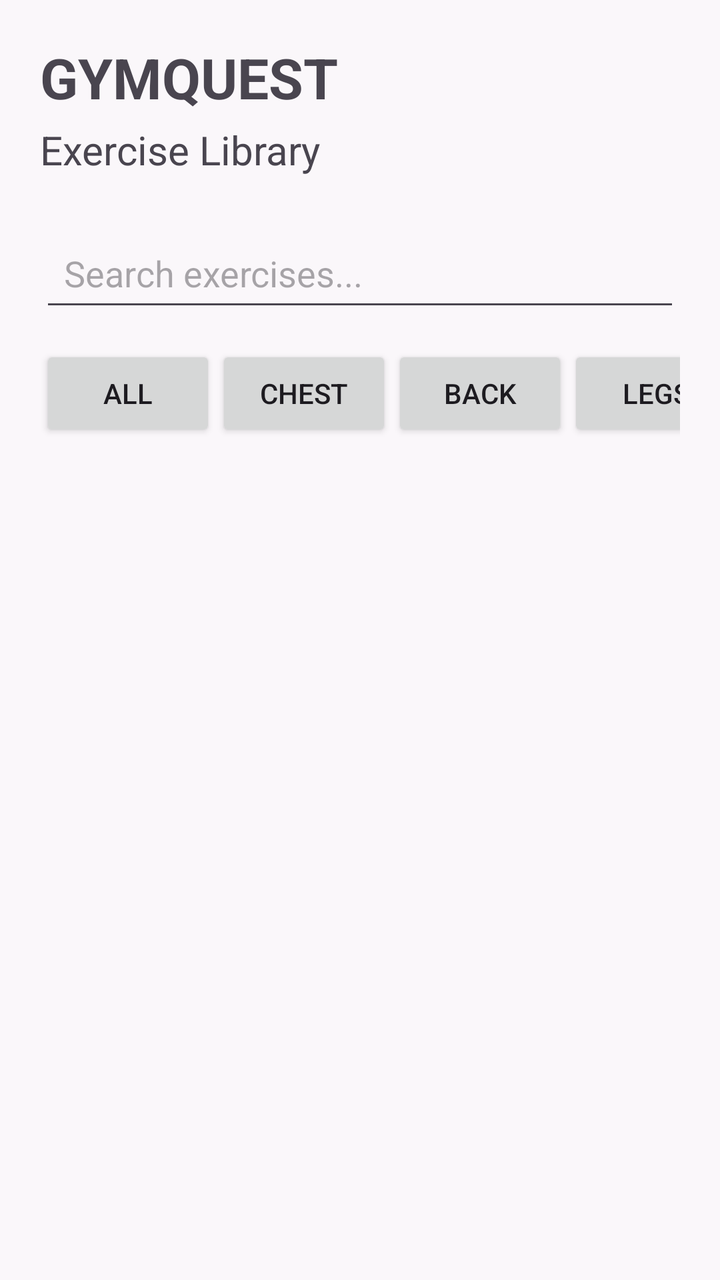
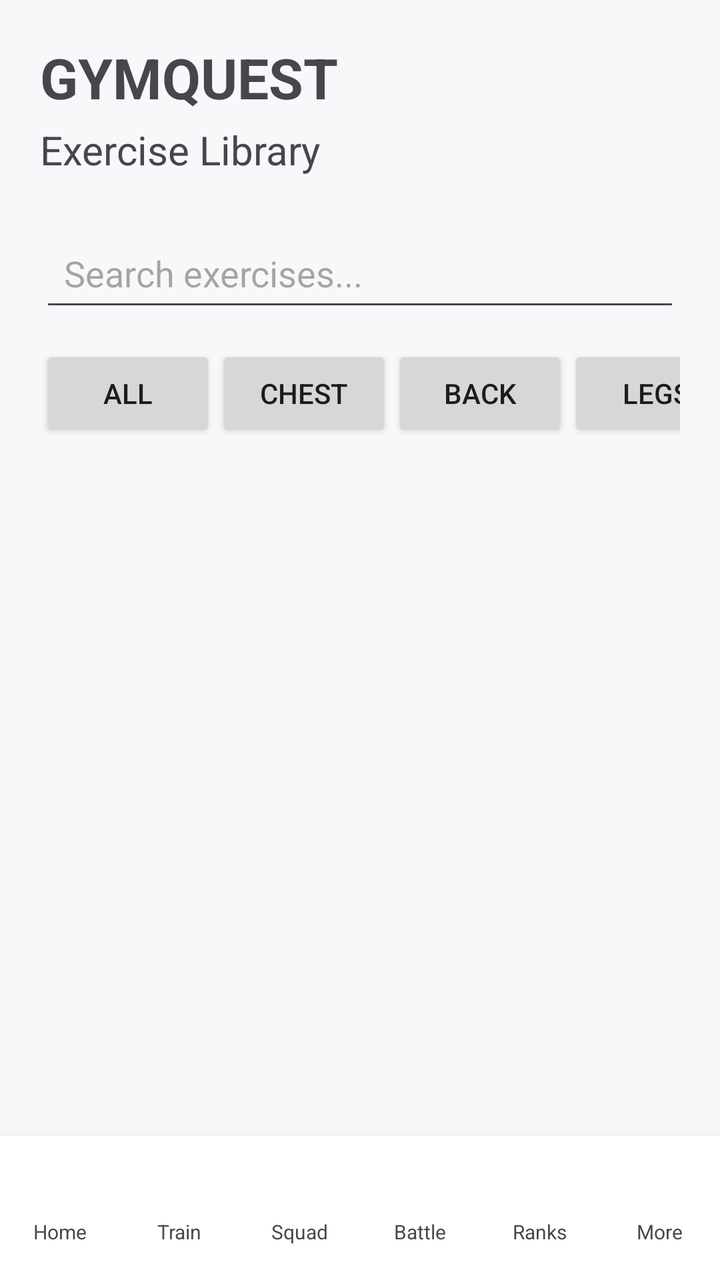

The first picture is an Android layout as it rendered before a commit; the second is the same layout after the commit. The layout source and the unified diff follow.
<!-- AndroidManifest.xml: application theme Theme.GymLeague -->
<!-- res/layout/activity_exercise_library.xml -->
<?xml version="1.0" encoding="utf-8"?>
<androidx.constraintlayout.widget.ConstraintLayout
    xmlns:android="http://schemas.android.com/apk/res/android"
    xmlns:app="http://schemas.android.com/apk/res-auto"
    xmlns:tools="http://schemas.android.com/tools"
    android:layout_width="match_parent"
    android:layout_height="match_parent"
    android:padding="20dp"
    tools:context=".ExerciseLibraryActivity">

    <TextView
        android:id="@+id/tvTitle"
        android:layout_width="wrap_content"
        android:layout_height="wrap_content"
        android:text="GYMQUEST"
        android:textSize="28sp"
        android:textStyle="bold"
        app:layout_constraintStart_toStartOf="parent"
        app:layout_constraintTop_toTopOf="parent" />

    <TextView
        android:id="@+id/tvSubtitle"
        android:layout_width="wrap_content"
        android:layout_height="wrap_content"
        android:layout_marginTop="4dp"
        android:text="Exercise Library"
        android:textSize="20sp"
        app:layout_constraintStart_toStartOf="parent"
        app:layout_constraintTop_toBottomOf="@id/tvTitle" />

    <EditText
        android:id="@+id/etSearch"
        android:layout_width="0dp"
        android:layout_height="wrap_content"
        android:layout_marginTop="24dp"
        android:hint="Search exercises..."
        android:inputType="text"
        android:minHeight="48dp"
        android:padding="12dp"
        app:layout_constraintEnd_toEndOf="parent"
        app:layout_constraintStart_toStartOf="parent"
        app:layout_constraintTop_toBottomOf="@id/tvSubtitle" />

    <HorizontalScrollView
        android:id="@+id/muscleGroupScroll"
        android:layout_width="0dp"
        android:layout_height="wrap_content"
        android:layout_marginTop="12dp"
        android:scrollbars="none"
        app:layout_constraintEnd_toEndOf="parent"
        app:layout_constraintStart_toStartOf="parent"
        app:layout_constraintTop_toBottomOf="@id/etSearch">

        <LinearLayout
            android:id="@+id/muscleGroupContainer"
            android:layout_width="wrap_content"
            android:layout_height="wrap_content"
            android:orientation="horizontal">

            <Button
                android:id="@+id/btnAll"
                android:layout_width="wrap_content"
                android:layout_height="wrap_content"
                android:text="All" />

            <Button
                android:id="@+id/btnChest"
                android:layout_width="wrap_content"
                android:layout_height="wrap_content"
                android:text="Chest" />

            <Button
                android:id="@+id/btnBack"
                android:layout_width="wrap_content"
                android:layout_height="wrap_content"
                android:text="Back" />

            <Button
                android:id="@+id/btnLegs"
                android:layout_width="wrap_content"
                android:layout_height="wrap_content"
                android:text="Legs" />

            <Button
                android:id="@+id/btnShoulders"
                android:layout_width="wrap_content"
                android:layout_height="wrap_content"
                android:text="Shoulders" />

            <Button
                android:id="@+id/btnArms"
                android:layout_width="wrap_content"
                android:layout_height="wrap_content"
                android:text="Arms" />

        </LinearLayout>

    </HorizontalScrollView>

    <ProgressBar
        android:id="@+id/progressBar"
        android:layout_width="wrap_content"
        android:layout_height="wrap_content"
        android:visibility="gone"
        app:layout_constraintBottom_toBottomOf="parent"
        app:layout_constraintEnd_toEndOf="parent"
        app:layout_constraintStart_toStartOf="parent"
        app:layout_constraintTop_toBottomOf="@id/muscleGroupScroll" />

    <TextView
        android:id="@+id/tvError"
        android:layout_width="0dp"
        android:layout_height="wrap_content"
        android:layout_marginTop="16dp"
        android:gravity="center"
        android:text="Unable to load exercises"
        android:visibility="gone"
        app:layout_constraintEnd_toEndOf="parent"
        app:layout_constraintStart_toStartOf="parent"
        app:layout_constraintTop_toBottomOf="@id/muscleGroupScroll" />

    <androidx.recyclerview.widget.RecyclerView
        android:id="@+id/rvExercises"
        android:layout_width="0dp"
        android:layout_height="0dp"
        android:layout_marginTop="12dp"
        android:clipToPadding="false"
        android:paddingBottom="16dp"
        app:layout_constraintBottom_toBottomOf="parent"
        app:layout_constraintEnd_toEndOf="parent"
        app:layout_constraintStart_toStartOf="parent"
        app:layout_constraintTop_toBottomOf="@id/muscleGroupScroll"
        tools:listitem="@layout/item_exercise" />

</androidx.constraintlayout.widget.ConstraintLayout>
<!-- res/layout/item_exercise.xml (included above) -->
<?xml version="1.0" encoding="utf-8"?>
<androidx.constraintlayout.widget.ConstraintLayout
    xmlns:android="http://schemas.android.com/apk/res/android"
    xmlns:app="http://schemas.android.com/apk/res-auto"
    android:layout_width="match_parent"
    android:layout_height="wrap_content"
    android:layout_marginBottom="12dp"
    android:background="#F2F2F2"
    android:padding="16dp">

    <TextView
        android:id="@+id/tvExerciseName"
        android:layout_width="0dp"
        android:layout_height="wrap_content"
        android:text="Bench Press"
        android:textSize="18sp"
        android:textStyle="bold"
        app:layout_constraintEnd_toEndOf="parent"
        app:layout_constraintStart_toStartOf="parent"
        app:layout_constraintTop_toTopOf="parent" />

    <TextView
        android:id="@+id/tvMuscleGroup"
        android:layout_width="0dp"
        android:layout_height="wrap_content"
        android:layout_marginTop="6dp"
        android:text="Chest"
        android:textSize="14sp"
        app:layout_constraintEnd_toEndOf="parent"
        app:layout_constraintStart_toStartOf="parent"
        app:layout_constraintTop_toBottomOf="@id/tvExerciseName" />

    <TextView
        android:id="@+id/tvExerciseDescription"
        android:layout_width="0dp"
        android:layout_height="wrap_content"
        android:layout_marginTop="6dp"
        android:text="Exercise description"
        android:textSize="14sp"
        app:layout_constraintBottom_toBottomOf="parent"
        app:layout_constraintEnd_toEndOf="parent"
        app:layout_constraintStart_toStartOf="parent"
        app:layout_constraintTop_toBottomOf="@id/tvMuscleGroup" />

</androidx.constraintlayout.widget.ConstraintLayout>
<!-- resources referenced by this layout -->
<resources>
  <color name="gym_purple">#6A4FB3</color>
  <color name="white">#FFFFFFFF</color>
  <color name="gym_purple_dark">#4A3080</color>
  <color name="gym_blue">#4A6CF7</color>
  <color name="gym_blue_container">#E3E9FF</color>
  <color name="gym_blue_dark">#2F49C4</color>
  <color name="gym_gold">#FFB300</color>
  <color name="background_light">#FAF7FA</color>
  <color name="on_surface_light">#1C1B1F</color>
  <color name="surface_light">#FFFFFF</color>
  <color name="gym_error">#B3261E</color>
  <!-- unchanged entries left out for length: 4 -->
</resources>

<!-- the commit's change to res/layout/activity_exercise_library.xml (unified diff, before → after) -->
@@ -4,133 +4,152 @@
     xmlns:app="http://schemas.android.com/apk/res-auto"
     xmlns:tools="http://schemas.android.com/tools"
     android:layout_width="match_parent"
-    android:layout_height="match_parent"
-    android:padding="20dp"
-    tools:context=".ExerciseLibraryActivity">
-
-    <TextView
-        android:id="@+id/tvTitle"
-        android:layout_width="wrap_content"
-        android:layout_height="wrap_content"
-        android:text="GYMQUEST"
-        android:textSize="28sp"
-        android:textStyle="bold"
-        app:layout_constraintStart_toStartOf="parent"
-        app:layout_constraintTop_toTopOf="parent" />
-
-    <TextView
-        android:id="@+id/tvSubtitle"
-        android:layout_width="wrap_content"
-        android:layout_height="wrap_content"
-        android:layout_marginTop="4dp"
-        android:text="Exercise Library"
-        android:textSize="20sp"
-        app:layout_constraintStart_toStartOf="parent"
-        app:layout_constraintTop_toBottomOf="@id/tvTitle" />
-
-    <EditText
-        android:id="@+id/etSearch"
-        android:layout_width="0dp"
-        android:layout_height="wrap_content"
-        android:layout_marginTop="24dp"
-        android:hint="Search exercises..."
-        android:inputType="text"
-        android:minHeight="48dp"
-        android:padding="12dp"
-        app:layout_constraintEnd_toEndOf="parent"
-        app:layout_constraintStart_toStartOf="parent"
-        app:layout_constraintTop_toBottomOf="@id/tvSubtitle" />
-
-    <HorizontalScrollView
-        android:id="@+id/muscleGroupScroll"
-        android:layout_width="0dp"
-        android:layout_height="wrap_content"
-        android:layout_marginTop="12dp"
-        android:scrollbars="none"
-        app:layout_constraintEnd_toEndOf="parent"
-        app:layout_constraintStart_toStartOf="parent"
-        app:layout_constraintTop_toBottomOf="@id/etSearch">
-
-        <LinearLayout
-            android:id="@+id/muscleGroupContainer"
-            android:layout_width="wrap_content"
-            android:layout_height="wrap_content"
-            android:orientation="horizontal">
-
-            <Button
-                android:id="@+id/btnAll"
+    android:layout_height="match_parent">
+
+    <androidx.constraintlayout.widget.ConstraintLayout
+        android:id="@+id/exerciseLibraryContent"
+        android:layout_width="0dp"
+        android:layout_height="0dp"
+        android:padding="20dp"
+        app:layout_constraintTop_toTopOf="parent"
+        app:layout_constraintBottom_toTopOf="@id/bottomNavigation"
+        app:layout_constraintStart_toStartOf="parent"
+        app:layout_constraintEnd_toEndOf="parent">
+
+        <TextView
+            android:id="@+id/tvTitle"
+            android:layout_width="wrap_content"
+            android:layout_height="wrap_content"
+            android:text="GYMQUEST"
+            android:textSize="28sp"
+            android:textStyle="bold"
+            app:layout_constraintStart_toStartOf="parent"
+            app:layout_constraintTop_toTopOf="parent" />
+
+        <TextView
+            android:id="@+id/tvSubtitle"
+            android:layout_width="wrap_content"
+            android:layout_height="wrap_content"
+            android:layout_marginTop="4dp"
+            android:text="Exercise Library"
+            android:textSize="20sp"
+            app:layout_constraintStart_toStartOf="parent"
+            app:layout_constraintTop_toBottomOf="@id/tvTitle" />
+
+        <EditText
+            android:id="@+id/etSearch"
+            android:layout_width="0dp"
+            android:layout_height="wrap_content"
+            android:layout_marginTop="24dp"
+            android:hint="Search exercises..."
+            android:inputType="text"
+            android:minHeight="48dp"
+            android:padding="12dp"
+            app:layout_constraintEnd_toEndOf="parent"
+            app:layout_constraintStart_toStartOf="parent"
+            app:layout_constraintTop_toBottomOf="@id/tvSubtitle" />
+
+        <HorizontalScrollView
+            android:id="@+id/muscleGroupScroll"
+            android:layout_width="0dp"
+            android:layout_height="wrap_content"
+            android:layout_marginTop="12dp"
+            android:scrollbars="none"
+            app:layout_constraintEnd_toEndOf="parent"
+            app:layout_constraintStart_toStartOf="parent"
+            app:layout_constraintTop_toBottomOf="@id/etSearch">
+
+            <LinearLayout
+                android:id="@+id/muscleGroupContainer"
                 android:layout_width="wrap_content"
                 android:layout_height="wrap_content"
-                android:text="All" />
-
-            <Button
-                android:id="@+id/btnChest"
-                android:layout_width="wrap_content"
-                android:layout_height="wrap_content"
-                android:text="Chest" />
-
-            <Button
-                android:id="@+id/btnBack"
-                android:layout_width="wrap_content"
-                android:layout_height="wrap_content"
-                android:text="Back" />
-
-            <Button
-                android:id="@+id/btnLegs"
-                android:layout_width="wrap_content"
-                android:layout_height="wrap_content"
-                android:text="Legs" />
-
-            <Button
-                android:id="@+id/btnShoulders"
-                android:layout_width="wrap_content"
-                android:layout_height="wrap_content"
-                android:text="Shoulders" />
-
-            <Button
-                android:id="@+id/btnArms"
-                android:layout_width="wrap_content"
-                android:layout_height="wrap_content"
-                android:text="Arms" />
-
-        </LinearLayout>
-
-    </HorizontalScrollView>
-
-    <ProgressBar
-        android:id="@+id/progressBar"
-        android:layout_width="wrap_content"
-        android:layout_height="wrap_content"
-        android:visibility="gone"
+                android:orientation="horizontal">
+
+                <Button
+                    android:id="@+id/btnAll"
+                    android:layout_width="wrap_content"
+                    android:layout_height="wrap_content"
+                    android:text="All" />
+
+                <Button
+                    android:id="@+id/btnChest"
+                    android:layout_width="wrap_content"
+                    android:layout_height="wrap_content"
+                    android:text="Chest" />
+
+                <Button
+                    android:id="@+id/btnBack"
+                    android:layout_width="wrap_content"
+                    android:layout_height="wrap_content"
+                    android:text="Back" />
+
+                <Button
+                    android:id="@+id/btnLegs"
+                    android:layout_width="wrap_content"
+                    android:layout_height="wrap_content"
+                    android:text="Legs" />
+
+                <Button
+                    android:id="@+id/btnShoulders"
+                    android:layout_width="wrap_content"
+                    android:layout_height="wrap_content"
+                    android:text="Shoulders" />
+
+                <Button
+                    android:id="@+id/btnArms"
+                    android:layout_width="wrap_content"
+                    android:layout_height="wrap_content"
+                    android:text="Arms" />
+
+            </LinearLayout>
+
+        </HorizontalScrollView>
+
+        <ProgressBar
+            android:id="@+id/progressBar"
+            android:layout_width="wrap_content"
+            android:layout_height="wrap_content"
+            android:visibility="gone"
+            app:layout_constraintBottom_toBottomOf="parent"
+            app:layout_constraintEnd_toEndOf="parent"
+            app:layout_constraintStart_toStartOf="parent"
+            app:layout_constraintTop_toBottomOf="@id/muscleGroupScroll" />
+
+        <TextView
+            android:id="@+id/tvError"
+            android:layout_width="0dp"
+            android:layout_height="wrap_content"
+            android:layout_marginTop="16dp"
+            android:gravity="center"
+            android:text="Unable to load exercises"
+            android:visibility="gone"
+            app:layout_constraintEnd_toEndOf="parent"
+            app:layout_constraintStart_toStartOf="parent"
+            app:layout_constraintTop_toBottomOf="@id/muscleGroupScroll" />
+
+        <androidx.recyclerview.widget.RecyclerView
+            android:id="@+id/rvExercises"
+            android:layout_width="0dp"
+            android:layout_height="0dp"
+            android:layout_marginTop="12dp"
+            android:clipToPadding="false"
+            android:paddingBottom="16dp"
+            app:layout_constraintBottom_toBottomOf="parent"
+            app:layout_constraintEnd_toEndOf="parent"
+            app:layout_constraintStart_toStartOf="parent"
+            app:layout_constraintTop_toBottomOf="@id/muscleGroupScroll"
+            tools:listitem="@layout/item_exercise" />
+
+    </androidx.constraintlayout.widget.ConstraintLayout>
+
+    <include
+        android:id="@+id/bottomNavigation"
+        layout="@layout/bottom_nav"
+        android:layout_width="0dp"
+        android:layout_height="72dp"
         app:layout_constraintBottom_toBottomOf="parent"
-        app:layout_constraintEnd_toEndOf="parent"
-        app:layout_constraintStart_toStartOf="parent"
-        app:layout_constraintTop_toBottomOf="@id/muscleGroupScroll" />
-
-    <TextView
-        android:id="@+id/tvError"
-        android:layout_width="0dp"
-        android:layout_height="wrap_content"
-        android:layout_marginTop="16dp"
-        android:gravity="center"
-        android:text="Unable to load exercises"
-        android:visibility="gone"
-        app:layout_constraintEnd_toEndOf="parent"
-        app:layout_constraintStart_toStartOf="parent"
-        app:layout_constraintTop_toBottomOf="@id/muscleGroupScroll" />
-
-    <androidx.recyclerview.widget.RecyclerView
-        android:id="@+id/rvExercises"
-        android:layout_width="0dp"
-        android:layout_height="0dp"
-        android:layout_marginTop="12dp"
-        android:clipToPadding="false"
-        android:paddingBottom="16dp"
-        app:layout_constraintBottom_toBottomOf="parent"
-        app:layout_constraintEnd_toEndOf="parent"
-        app:layout_constraintStart_toStartOf="parent"
-        app:layout_constraintTop_toBottomOf="@id/muscleGroupScroll"
-        tools:listitem="@layout/item_exercise" />
+        app:layout_constraintStart_toStartOf="parent"
+        app:layout_constraintEnd_toEndOf="parent" />
 
 </androidx.constraintlayout.widget.ConstraintLayout>
 <!-- res/layout/item_exercise.xml (included above) -->
@@ -179,3 +198,176 @@
         app:layout_constraintTop_toBottomOf="@id/tvMuscleGroup" />
 
 </androidx.constraintlayout.widget.ConstraintLayout>
+<!-- res/layout/bottom_nav.xml (included above) -->
+<?xml version="1.0" encoding="utf-8"?>
+<LinearLayout xmlns:android="http://schemas.android.com/apk/res/android"
+    android:layout_width="match_parent"
+    android:layout_height="match_parent"
+    android:orientation="horizontal"
+    android:gravity="center"
+    android:background="?attr/colorSurface"
+    android:elevation="8dp">
+
+    <LinearLayout
+        android:id="@+id/btnHome"
+        android:layout_width="0dp"
+        android:layout_height="52dp"
+        android:layout_weight="1"
+        android:layout_marginHorizontal="2dp"
+        android:orientation="vertical"
+        android:gravity="center"
+        android:clickable="true"
+        android:focusable="true">
+
+        <ImageView
+            android:id="@+id/ivHome"
+            android:layout_width="22dp"
+            android:layout_height="22dp"
+            android:src="@drawable/ic_nav_home" />
+
+        <TextView
+            android:id="@+id/tvHome"
+            android:layout_width="wrap_content"
+            android:layout_height="wrap_content"
+            android:layout_marginTop="2dp"
+            android:text="Home"
+            android:textSize="10sp" />
+
+    </LinearLayout>
+
+    <LinearLayout
+        android:id="@+id/btnTrain"
+        android:layout_width="0dp"
+        android:layout_height="52dp"
+        android:layout_weight="1"
+        android:layout_marginHorizontal="2dp"
+        android:orientation="vertical"
+        android:gravity="center"
+        android:clickable="true"
+        android:focusable="true">
+
+        <ImageView
+            android:id="@+id/ivTrain"
+            android:layout_width="22dp"
+            android:layout_height="22dp"
+            android:src="@drawable/ic_nav_train" />
+
+        <TextView
+            android:id="@+id/tvTrain"
+            android:layout_width="wrap_content"
+            android:layout_height="wrap_content"
+            android:layout_marginTop="2dp"
+            android:text="Train"
+            android:textSize="10sp" />
+
+    </LinearLayout>
+
+    <LinearLayout
+        android:id="@+id/btnSquad"
+        android:layout_width="0dp"
+        android:layout_height="52dp"
+        android:layout_weight="1"
+        android:layout_marginHorizontal="2dp"
+        android:orientation="vertical"
+        android:gravity="center"
+        android:clickable="true"
+        android:focusable="true">
+
+        <ImageView
+            android:id="@+id/ivSquad"
+            android:layout_width="22dp"
+            android:layout_height="22dp"
+            android:src="@drawable/ic_nav_squad" />
+
+        <TextView
+            android:id="@+id/tvSquad"
+            android:layout_width="wrap_content"
+            android:layout_height="wrap_content"
+            android:layout_marginTop="2dp"
+            android:text="Squad"
+            android:textSize="10sp" />
+
+    </LinearLayout>
+
+    <LinearLayout
+        android:id="@+id/btnBattle"
+        android:layout_width="0dp"
+        android:layout_height="52dp"
+        android:layout_weight="1"
+        android:layout_marginHorizontal="2dp"
+        android:orientation="vertical"
+        android:gravity="center"
+        android:clickable="true"
+        android:focusable="true">
+
+        <ImageView
+            android:id="@+id/ivBattle"
+            android:layout_width="22dp"
+            android:layout_height="22dp"
+            android:src="@drawable/ic_nav_battle" />
+
+        <TextView
+            android:id="@+id/tvBattle"
+            android:layout_width="wrap_content"
+            android:layout_height="wrap_content"
+            android:layout_marginTop="2dp"
+            android:text="Battle"
+            android:textSize="10sp" />
+
+    </LinearLayout>
+
+    <LinearLayout
+        android:id="@+id/btnRanks"
+        android:layout_width="0dp"
+        android:layout_height="52dp"
+        android:layout_weight="1"
+        android:layout_marginHorizontal="2dp"
+        android:orientation="vertical"
+        android:gravity="center"
+        android:clickable="true"
+        android:focusable="true">
+
+        <ImageView
+            android:id="@+id/ivRanks"
+            android:layout_width="22dp"
+            android:layout_height="22dp"
+            android:src="@drawable/ic_nav_ranks" />
+
+        <TextView
+            android:id="@+id/tvRanks"
+            android:layout_width="wrap_content"
+            android:layout_height="wrap_content"
+            android:layout_marginTop="2dp"
+            android:text="Ranks"
+            android:textSize="10sp" />
+
+    </LinearLayout>
+
+    <LinearLayout
+        android:id="@+id/btnMore"
+        android:layout_width="0dp"
+        android:layout_height="52dp"
+        android:layout_weight="1"
+        android:layout_marginHorizontal="2dp"
+        android:orientation="vertical"
+        android:gravity="center"
+        android:clickable="true"
+        android:focusable="true">
+
+        <ImageView
+            android:id="@+id/ivMore"
+            android:layout_width="22dp"
+            android:layout_height="22dp"
+            android:src="@drawable/ic_nav_more" />
+
+        <TextView
+            android:id="@+id/tvMore"
+            android:layout_width="wrap_content"
+            android:layout_height="wrap_content"
+            android:layout_marginTop="2dp"
+            android:text="More"
+            android:textSize="10sp" />
+
+    </LinearLayout>
+
+</LinearLayout>
<!-- resource entries referenced after the edit -->
@@ -1,5 +1,67 @@
 <!-- resources referenced by this layout -->
 <resources>
+  <!-- drawable ic_nav_battle (drawable) -->
+  <vector xmlns:android="http://schemas.android.com/apk/res/android"
+      android:width="24dp" android:height="24dp"
+      android:viewportWidth="24" android:viewportHeight="24">
+      <path android:fillColor="#FFFFFF"
+          android:pathData="M6,4 L18,4 L18,9 C18,12.31 15.31,15 12,15 C8.69,15 6,12.31 6,9 Z" />
+      <path android:fillColor="#FFFFFF"
+          android:pathData="M6,5 C3,5 2,7.5 3.5,9.5 C4.5,10.8 6,10.5 6,10.5 Z" />
+      <path android:fillColor="#FFFFFF"
+          android:pathData="M18,5 C21,5 22,7.5 20.5,9.5 C19.5,10.8 18,10.5 18,10.5 Z" />
+      <path android:fillColor="#FFFFFF"
+          android:pathData="M11,15 L13,15 L13,18 L11,18 Z" />
+      <path android:fillColor="#FFFFFF"
+          android:pathData="M8,18 L16,18 L16,20 L8,20 Z" />
+  </vector>
+  <!-- drawable ic_nav_home (drawable) -->
+  <vector xmlns:android="http://schemas.android.com/apk/res/android"
+      android:width="24dp" android:height="24dp"
+      android:viewportWidth="24" android:viewportHeight="24">
+      <path android:fillColor="#FFFFFF"
+          android:pathData="M12,3L2,12h3v8h6v-6h2v6h6v-8h3L12,3z" />
+  </vector>
+  <!-- drawable ic_nav_more (drawable) -->
+  <vector xmlns:android="http://schemas.android.com/apk/res/android"
+      android:width="24dp" android:height="24dp"
+      android:viewportWidth="24" android:viewportHeight="24">
+      <path android:fillColor="#FFFFFF" android:pathData="M4,4 h6 v6 h-6 z" />
+      <path android:fillColor="#FFFFFF" android:pathData="M14,4 h6 v6 h-6 z" />
+      <path android:fillColor="#FFFFFF" android:pathData="M4,14 h6 v6 h-6 z" />
+      <path android:fillColor="#FFFFFF" android:pathData="M14,14 h6 v6 h-6 z" />
+  </vector>
+  <!-- drawable ic_nav_ranks (drawable) -->
+  <vector xmlns:android="http://schemas.android.com/apk/res/android"
+      android:width="24dp" android:height="24dp"
+      android:viewportWidth="24" android:viewportHeight="24">
+      <path android:fillColor="#FFFFFF"
+          android:pathData="M9,2 L11,2 L11,11 L7,14 Z" />
+      <path android:fillColor="#FFFFFF"
+          android:pathData="M13,2 L15,2 L17,14 L13,11 Z" />
+      <path android:fillColor="#FFFFFF"
+          android:pathData="M7,16 a5,5 0 1,0 10,0 a5,5 0 1,0 -10,0" />
+  </vector>
+  <!-- drawable ic_nav_squad (drawable) -->
+  <vector xmlns:android="http://schemas.android.com/apk/res/android"
+      android:width="24dp" android:height="24dp"
+      android:viewportWidth="24" android:viewportHeight="24">
+      <path android:fillColor="#FFFFFF"
+          android:pathData="M5.7,7 a2.3,2.3 0 1,0 4.6,0 a2.3,2.3 0 1,0 -4.6,0" />
+      <path android:fillColor="#FFFFFF"
+          android:pathData="M4,20 C4,15.58 5.79,14 8,14 C10.21,14 12,15.58 12,20 Z" />
+      <path android:fillColor="#FFFFFF"
+          android:pathData="M13.7,8 a2.3,2.3 0 1,0 4.6,0 a2.3,2.3 0 1,0 -4.6,0" />
+      <path android:fillColor="#FFFFFF"
+          android:pathData="M12,20 C12,16.5 13.5,15 16,15 C18.5,15 20,16.79 20,20 Z" />
+  </vector>
+  <!-- drawable ic_nav_train (drawable) -->
+  <vector xmlns:android="http://schemas.android.com/apk/res/android"
+      android:width="24dp" android:height="24dp"
+      android:viewportWidth="24" android:viewportHeight="24">
+      <path android:fillColor="#FFFFFF"
+          android:pathData="M20.57,14.86L22,13.43 20.57,12 17,15.57 8.43,7 12,3.43 10.57,2 9.14,3.43 7.71,2 5.57,4.14 4.14,2.71 2.71,4.14 4.14,5.57 2,7.71 3.43,9.14 2,10.57 3.43,12 7,8.43 15.57,17 12,20.57 13.43,22 14.86,20.57 16.29,22 18.43,19.86 19.86,21.29 21.29,19.86 19.86,18.43 22,16.29z" />
+  </vector>
   <color name="gym_purple">#6A4FB3</color>
   <color name="white">#FFFFFFFF</color>
   <color name="gym_purple_dark">#4A3080</color>
